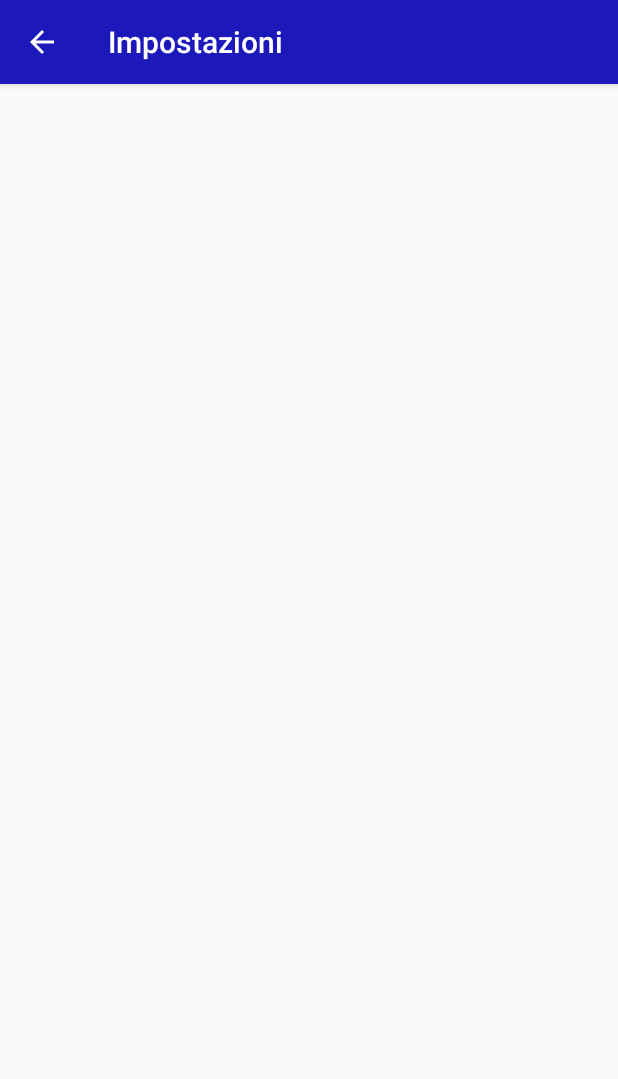
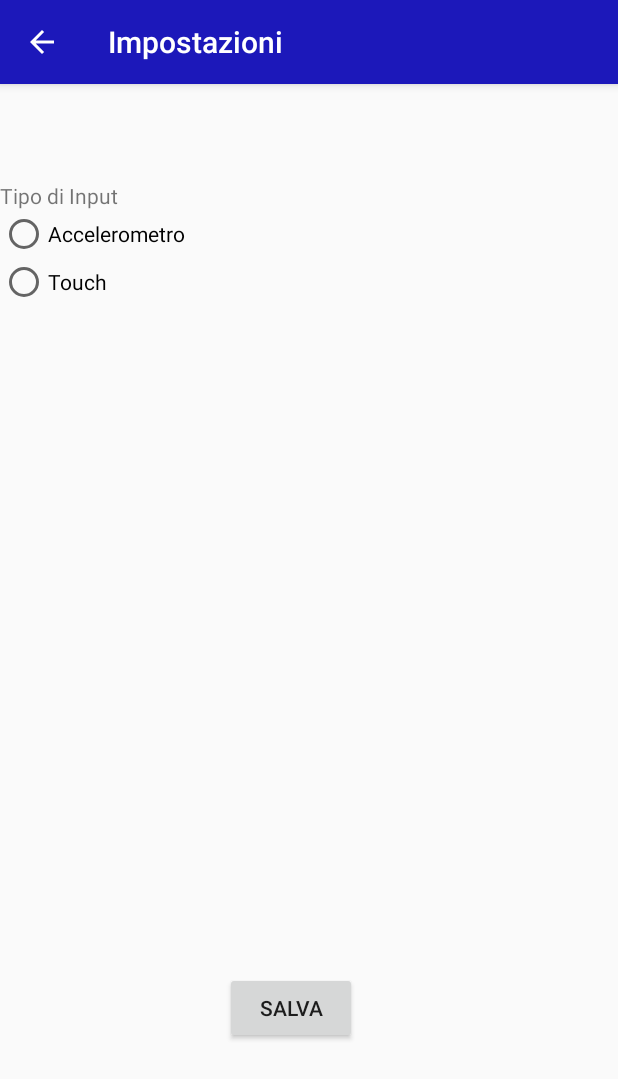
Before and after one commit to lev1492/ArkaNull, an Android app: the screen it shows after launch once a user with an empty profile is signed in (ImpostazioniActivity), after a tap on "IMPOSTAZIONI", on a phone screen of 412 x 824 dp. Shown: the top 1079 px of the screen. Run offline under Robolectric (Android 15) with nearby library versions, the phone set to English and light mode, and no system bars; our stand-ins replace Firebase (no records; nobody signed in at launch, a user with empty details on screens opened directly); libraries missing offline, so code that uses them is left out: com.firebase.ui.

Commit message:
Tramite le impostazioni si può modificare il tipo di input

```diff
--- a/app/src/main/java/com/example/android/arkanull/ImpostazioniActivity.java
+++ b/app/src/main/java/com/example/android/arkanull/ImpostazioniActivity.java
@@ -1,14 +1,61 @@
 package com.example.android.arkanull;
 
 import androidx.appcompat.app.AppCompatActivity;
+
+import android.content.Intent;
 import android.os.Bundle;
+import android.view.View;
+import android.widget.RadioButton;
 
 //classe che apre le impostazioni del telefono
 public class ImpostazioniActivity extends AppCompatActivity {
+
+    Intent intent;
+    private final static String ACCELEROMETRO = "accelerometro";
+    private final static String TOUCH = "touch";
+
+    private static int ACCELEROMETER_INPUT = 1;
+    private static int TOUCH_INPUT = 2;
+
+    private static int typeInput = TOUCH_INPUT;
+
+    public static int getTypeInput() {
+        return typeInput;
+    }
+
+    public static int getTouchInput() {
+        return TOUCH_INPUT;
+    }
+
+    public static int getAccelerometerInput() {
+        return ACCELEROMETER_INPUT;
+    }
 
     @Override
     protected void onCreate(Bundle savedInstanceState) {
         super.onCreate(savedInstanceState);
         setContentView(R.layout.activity_impostazioni);
+        intent = new Intent(this, MenuActivity.class);
     }
+
+    public void onTypeInputClicked(View view) {
+        boolean checked = ((RadioButton) view).isChecked();
+        // Check which radio button was clicked
+        switch(view.getId()) {
+            case R.id.accelerometro:
+                if (checked)
+                    typeInput = ACCELEROMETER_INPUT;
+                    break;
+            case R.id.touch:
+                if (checked)
+                    typeInput = TOUCH_INPUT;
+                    break;
+        }
+        intent.putExtra("tipoInput", typeInput);
+    }
+
+    public void onSaveSetting(View view) {
+        startActivity(intent);
+    }
+
 }
--- a/app/src/main/res/layout/activity_impostazioni.xml
+++ b/app/src/main/res/layout/activity_impostazioni.xml
@@ -6,5 +6,50 @@
     android:layout_height="match_parent"
     tools:context=".ImpostazioniActivity">
 
+    <RadioGroup
+        android:layout_width="match_parent"
+        android:layout_height="wrap_content"
+        android:layout_marginTop="56dp"
+        android:layout_marginBottom="611dp"
+        android:orientation="vertical"
+        app:layout_constraintBottom_toBottomOf="parent"
+        app:layout_constraintEnd_toEndOf="parent"
+        app:layout_constraintStart_toStartOf="parent"
+        app:layout_constraintTop_toTopOf="parent">
 
+
+        <TextView
+            android:id="@+id/textView"
+            android:layout_width="match_parent"
+            android:layout_height="wrap_content"
+            android:text="Tipo di Input" />
+
+        <RadioButton
+            android:id="@+id/accelerometro"
+            android:layout_width="wrap_content"
+            android:layout_height="wrap_content"
+            android:onClick="onTypeInputClicked"
+            android:text="@string/accelerometro" />
+
+        <RadioButton
+            android:id="@+id/touch"
+            android:layout_width="wrap_content"
+            android:layout_height="wrap_content"
+            android:onClick="onTypeInputClicked"
+            android:text="@string/touch" />
+    </RadioGroup>
+
+    <Button
+        android:id="@+id/save"
+        android:layout_width="wrap_content"
+        android:layout_height="wrap_content"
+        android:layout_marginStart="150dp"
+        android:layout_marginEnd="173dp"
+        android:layout_marginBottom="128dp"
+        android:text="@string/salva"
+        android:onClick="onSaveSetting"
+        app:layout_constraintBottom_toBottomOf="parent"
+        app:layout_constraintEnd_toEndOf="parent"
+        app:layout_constraintHorizontal_bias="0.0"
+        app:layout_constraintStart_toStartOf="parent" />
 </androidx.constraintlayout.widget.ConstraintLayout>
--- a/app/src/main/res/layout/activity_menu.xml
+++ b/app/src/main/res/layout/activity_menu.xml
@@ -63,7 +63,6 @@
         android:layout_width="wrap_content"
         android:layout_height="wrap_content"
         android:layout_marginTop="33dp"
-        android:text="NOME UTENTE"
         app:layout_constraintBottom_toTopOf="@+id/gioca"
         app:layout_constraintEnd_toEndOf="parent"
         app:layout_constraintHorizontal_bias="0.161"
--- a/app/src/main/res/values/strings.xml
+++ b/app/src/main/res/values/strings.xml
@@ -13,6 +13,10 @@
     <string name="classifica">Classifica</string>
     <string name="impostazioni">Impostazioni</string>
     <string name="logout">Esci</string>
+    <string name="accelerometro">Accelerometro</string>
+    <string name="touch" translatable="false">Touch</string>
+    <string name="salva" >Salva</string>
+
 
     <!-- Facebook application ID and custom URL scheme (app ID prefixed by 'fb'). -->
     <string name="facebook_application_id" translatable="false">YOUR_APP_ID</string>
```
Also changed, not shown: app/src/main/java/com/example/android/arkanull/Game.java (+5 -9 lines), 1 other file.
